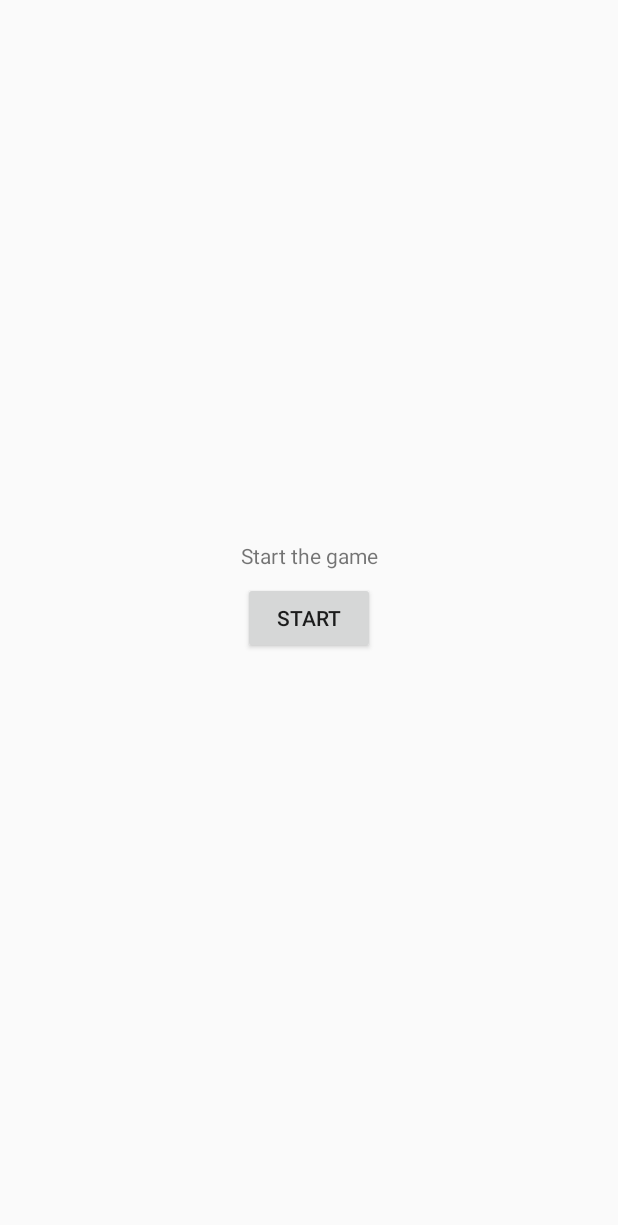
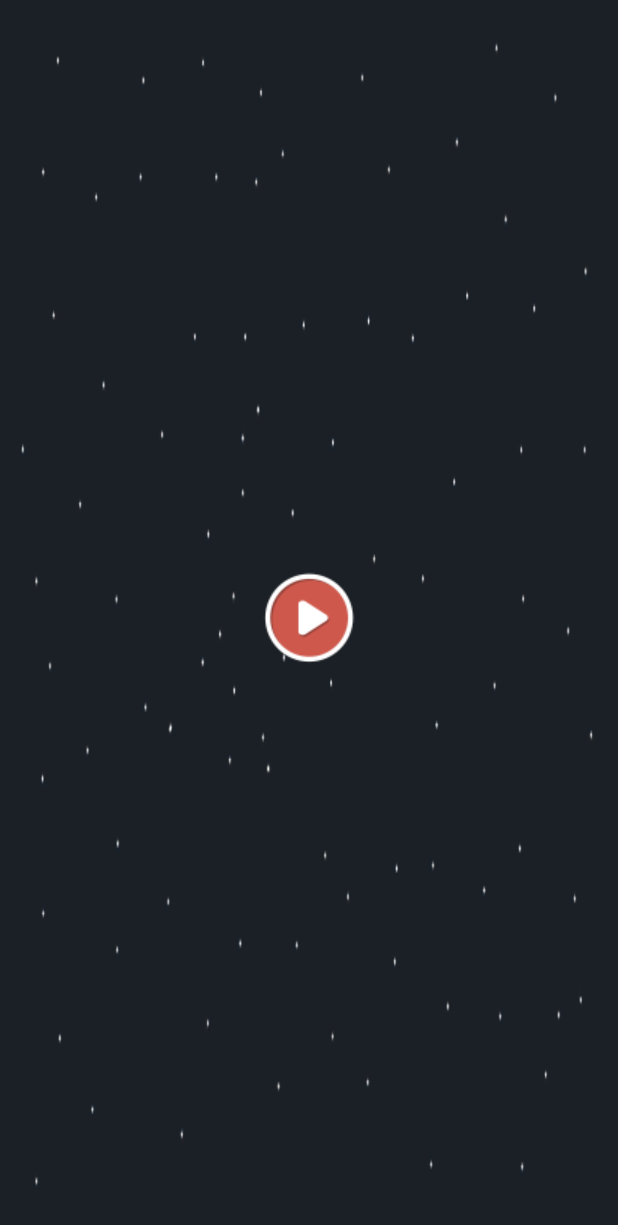
Before and after one commit to maksouth/satellite-android-game, an Android app: the screen it shows after launch (StartActivity), on a phone screen of 412 x 824 dp. Shown: the top 1225 px of the screen. Run offline under Robolectric (Android 15) with nearby library versions, the phone set to English and light mode, and no system bars.

Commit message:
change start screen

```diff
--- a/app/src/main/res/layout/activity_start.xml
+++ b/app/src/main/res/layout/activity_start.xml
@@ -4,9 +4,9 @@
         xmlns:app="http://schemas.android.com/apk/res-auto" xmlns:tools="http://schemas.android.com/tools"
         android:layout_width="match_parent"
         android:layout_height="match_parent"
-        tools:context=".presentation.start.StartActivity">
+        tools:context=".presentation.start.StartActivity" android:background="@drawable/star_sky_1">
 
-    <Button
+    <ImageButton
             android:text="Start"
             android:layout_width="wrap_content"
             android:layout_height="wrap_content"
@@ -14,7 +14,7 @@
             app:layout_constraintTop_toTopOf="parent" android:layout_marginBottom="8dp"
             app:layout_constraintBottom_toBottomOf="parent" app:layout_constraintEnd_toEndOf="parent"
             android:layout_marginEnd="8dp" app:layout_constraintStart_toStartOf="parent"
-            android:layout_marginStart="8dp"/>
+            android:layout_marginStart="8dp" android:background="@drawable/play_button"/>
     <TextView
             android:text="Start the game"
             android:layout_width="wrap_content"
@@ -22,5 +22,5 @@
             android:id="@+id/start_game_label" android:layout_marginBottom="8dp"
             app:layout_constraintBottom_toTopOf="@+id/start_button" app:layout_constraintEnd_toEndOf="parent"
             android:layout_marginEnd="8dp" app:layout_constraintStart_toStartOf="parent"
-            android:layout_marginStart="8dp"/>
+            android:layout_marginStart="8dp" android:visibility="gone"/>
 </android.support.constraint.ConstraintLayout>
```
Also changed, not shown: app/src/main/res/drawable-v24/jupiter.png (added), app/src/main/res/drawable-v24/play_button.png (added), app/src/main/res/drawable-v24/restart_button.png (added), app/src/main/res/drawable-v24/star_sky.png (added), app/src/main/res/drawable-v24/star_sky_1.png (added), app/src/main/res/drawable-v24/target.png (added).
